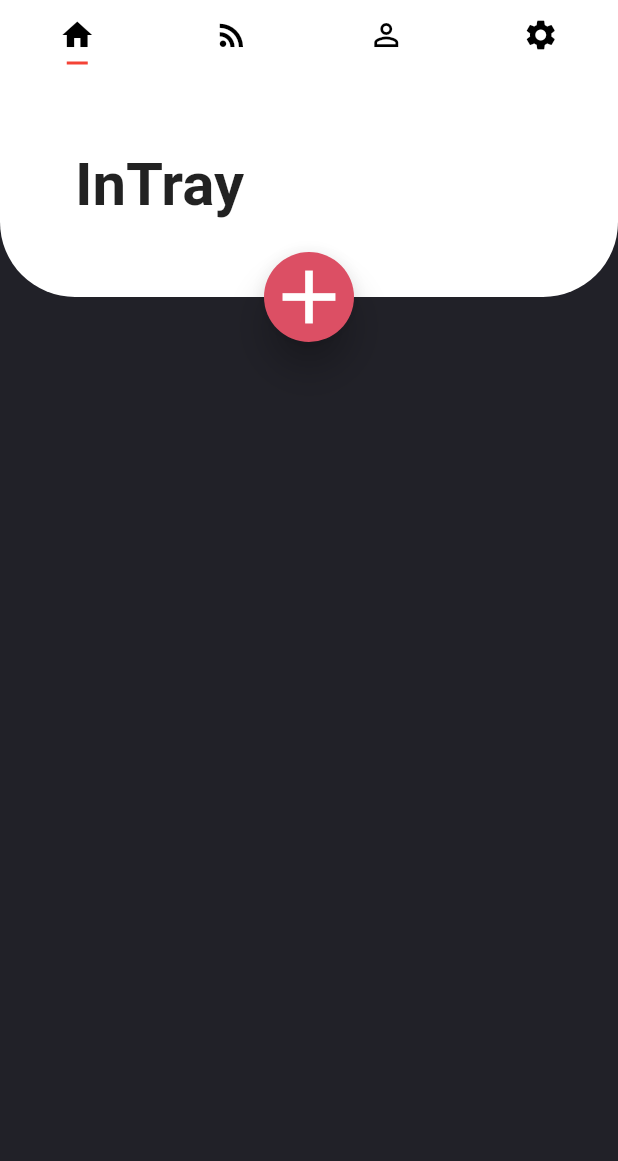
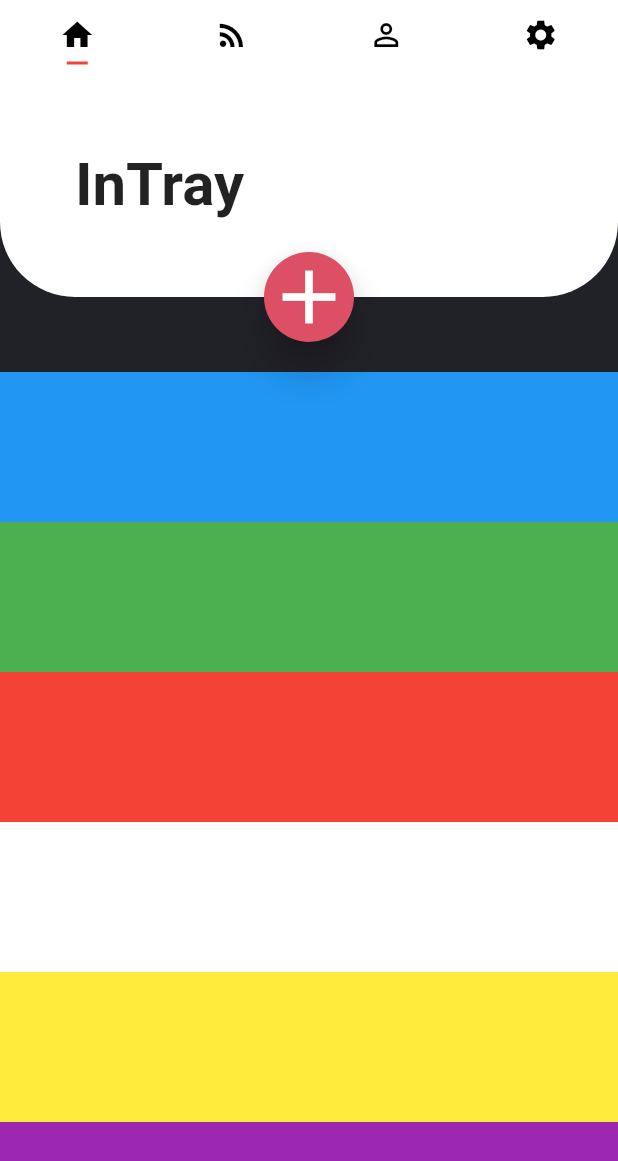
Before and after one commit to maurosilvarojas/TaskManager, a Flutter app: the screen it shows after launch, on a phone screen of 412 x 824 dp. Shown: the top 1161 px of the screen. Run offline on Flutter 3.47's test engine with Material 2 defaults, Android fonts, the phone set to English and light mode, and no system bars; Roboto replaces fonts that are missing (Avenir).

```diff
--- /dev/null
+++ b/lib/UI/Intray/intray_page.dart
@@ -0,0 +1,49 @@
+import 'package:flutter/material.dart';
+import 'package:task_mgmt/models/global.dart';
+
+class IntrayPage extends StatefulWidget {
+  @override
+  _IntrayPageState createState() => _IntrayPageState();
+}
+
+class _IntrayPageState extends State<IntrayPage> {
+  @override
+  Widget build(BuildContext context) {
+    return Container(
+      color: darkGreyColor,
+      child: ListView(
+        children: getList(),
+        padding: EdgeInsets.only(top: 200),
+      ),
+    );
+  }
+
+  List<Widget> getList() {
+    return [
+      Container(
+        height: 100,
+        color: Colors.blue,
+      ),
+      Container(
+        height: 100,
+        color: Colors.green,
+      ),
+      Container(
+        height: 100,
+        color: Colors.red,
+      ),
+      Container(
+        height: 100,
+        color: Colors.white,
+      ),
+      Container(
+        height: 100,
+        color: Colors.yellow,
+      ),
+      Container(
+        height: 100,
+        color: Colors.purple,
+      )
+    ];
+  }
+}
--- a/lib/main.dart
+++ b/lib/main.dart
@@ -1,4 +1,6 @@
 import 'package:flutter/material.dart';
+
+import 'UI/Intray/intray_page.dart';
 import 'models/global.dart';
 
 void main() => runApp(MyApp());
@@ -47,9 +49,7 @@ class _MyHomePageState extends State<MyHomePage> {
               children: <Widget>[
                 TabBarView(
                   children: [
-                    new Container(
-                      color: darkGreyColor,
-                    ),
+                    IntrayPage(),
                     new Container(
                       color: darkGreyColor,
                     ),
```
